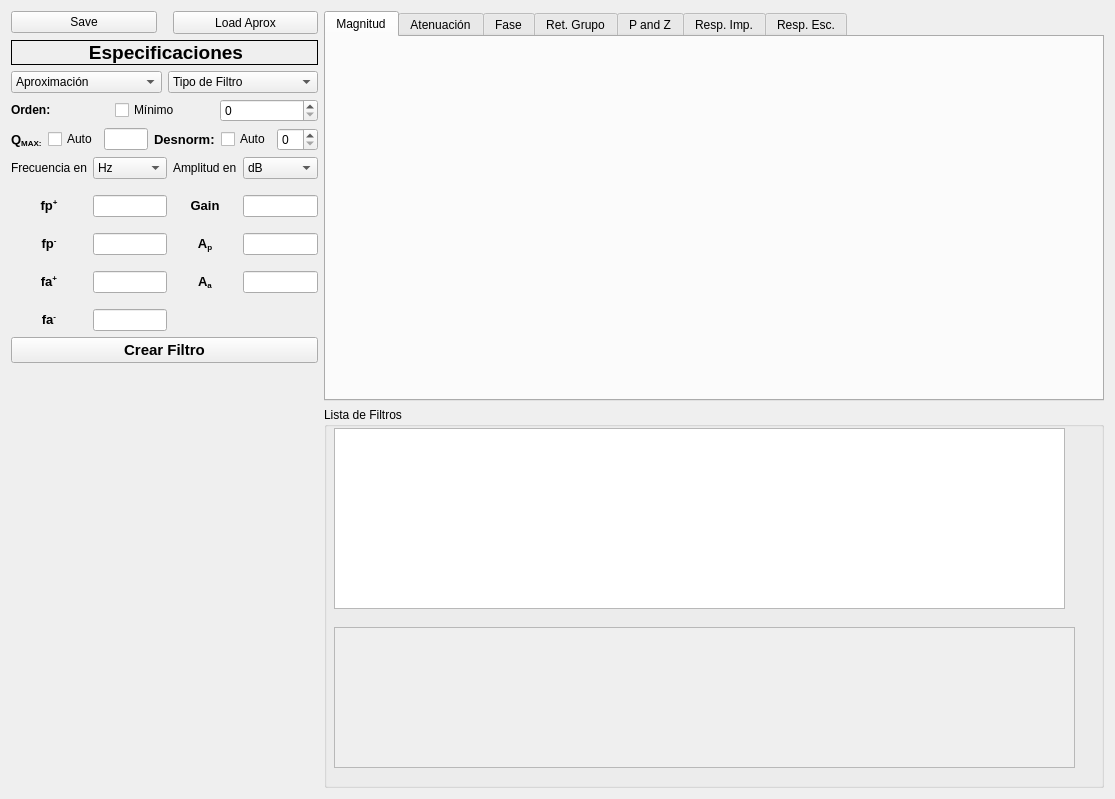
Above: designer/untitled.ui from PDutriez/FilterTool before the change. Below: the same form after it.
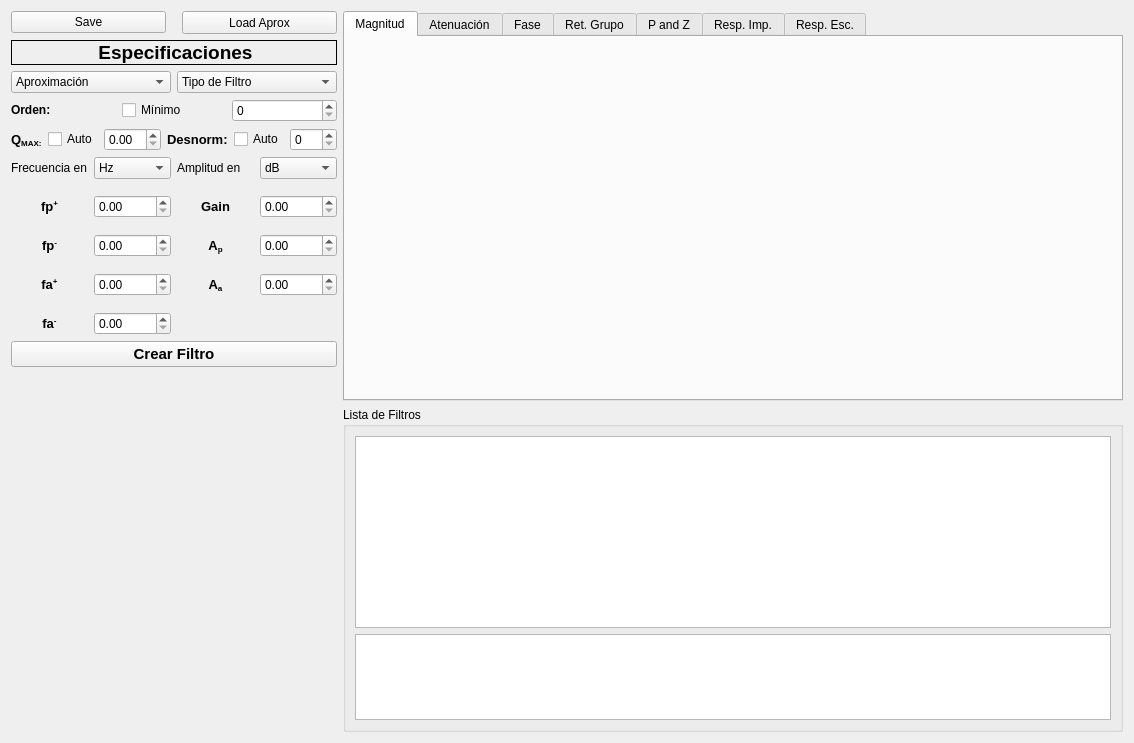
That is the form after the change.

```diff
--- a/designer/untitled.ui
+++ b/designer/untitled.ui
@@ -6,8 +6,8 @@
    <rect>
     <x>0</x>
     <y>0</y>
-    <width>1115</width>
-    <height>799</height>
+    <width>1121</width>
+    <height>743</height>
    </rect>
   </property>
   <property name="windowTitle">
@@ -219,7 +219,7 @@
         </widget>
        </item>
        <item>
-        <widget class="QLineEdit" name="lineEdit_8"/>
+        <widget class="QDoubleSpinBox" name="SpinBoxQ"/>
        </item>
        <item>
         <widget class="QLabel" name="label_11">
@@ -236,7 +236,11 @@
         </widget>
        </item>
        <item>
-        <widget class="QSpinBox" name="SpinBoxDesnorm"/>
+        <widget class="QSpinBox" name="SpinBoxDesnorm">
+         <property name="maximum">
+          <number>100</number>
+         </property>
+        </widget>
        </item>
       </layout>
      </item>
@@ -386,25 +390,53 @@
         </widget>
        </item>
        <item row="1" column="1">
-        <widget class="QLineEdit" name="lineEdit"/>
+        <widget class="QDoubleSpinBox" name="SpinBoxFpplus">
+         <property name="maximum">
+          <double>9999.989999999999782</double>
+         </property>
+        </widget>
        </item>
        <item row="2" column="1">
-        <widget class="QLineEdit" name="lineEdit_2"/>
+        <widget class="QDoubleSpinBox" name="SpinBoxFpminus">
+         <property name="maximum">
+          <double>9999.989999999999782</double>
+         </property>
+        </widget>
        </item>
        <item row="3" column="1">
-        <widget class="QLineEdit" name="lineEdit_3"/>
+        <widget class="QDoubleSpinBox" name="SpinBoxFaplus">
+         <property name="maximum">
+          <double>9999.989999999999782</double>
+         </property>
+        </widget>
        </item>
        <item row="4" column="1">
-        <widget class="QLineEdit" name="lineEdit_4"/>
+        <widget class="QDoubleSpinBox" name="SpinBoxFaminus">
+         <property name="maximum">
+          <double>9999.989999999999782</double>
+         </property>
+        </widget>
        </item>
        <item row="1" column="3">
-        <widget class="QLineEdit" name="lineEdit_5"/>
+        <widget class="QDoubleSpinBox" name="SpinBoxGain">
+         <property name="maximum">
+          <double>9999.989999999999782</double>
+         </property>
+        </widget>
        </item>
        <item row="2" column="3">
-        <widget class="QLineEdit" name="lineEdit_6"/>
+        <widget class="QDoubleSpinBox" name="SpinBoxAp">
+         <property name="maximum">
+          <double>9999.989999999999782</double>
+         </property>
+        </widget>
        </item>
        <item row="3" column="3">
-        <widget class="QLineEdit" name="lineEdit_7"/>
+        <widget class="QDoubleSpinBox" name="SpinBoxAa">
+         <property name="maximum">
+          <double>9999.989999999999782</double>
+         </property>
+        </widget>
        </item>
       </layout>
      </item>
@@ -519,18 +551,12 @@
        <property name="title">
         <string>Lista de Filtros</string>
        </property>
+       <layout class="QVBoxLayout" name="verticalLayout">
+        <item>
        <widget class="QListWidget" name="FilterList">
         <property name="enabled">
          <bool>true</bool>
         </property>
-        <property name="geometry">
-         <rect>
-          <x>10</x>
-          <y>21</y>
-          <width>731</width>
-          <height>181</height>
-         </rect>
-        </property>
         <property name="sizePolicy">
          <sizepolicy hsizetype="Minimum" vsizetype="Minimum">
           <horstretch>0</horstretch>
@@ -541,29 +567,11 @@
          <enum>QListView::Adjust</enum>
         </property>
        </widget>
-       <widget class="QScrollArea" name="EventsShower">
-        <property name="geometry">
-         <rect>
-          <x>10</x>
-          <y>220</y>
-          <width>741</width>
-          <height>141</height>
-         </rect>
-        </property>
-        <property name="widgetResizable">
-         <bool>true</bool>
-        </property>
-        <widget class="QWidget" name="scrollAreaWidgetContents">
-         <property name="geometry">
-          <rect>
-           <x>0</x>
-           <y>0</y>
-           <width>737</width>
-           <height>137</height>
-          </rect>
-         </property>
-        </widget>
-       </widget>
+        </item>
+        <item>
+         <widget class="QTextBrowser" name="textBrowser"/>
+        </item>
+       </layout>
       </widget>
      </item>
     </layout>
```
Left out of the diff: 5 changed lines with no effect on the pictures. Lines whose indentation alone changed are shown as unchanged.
